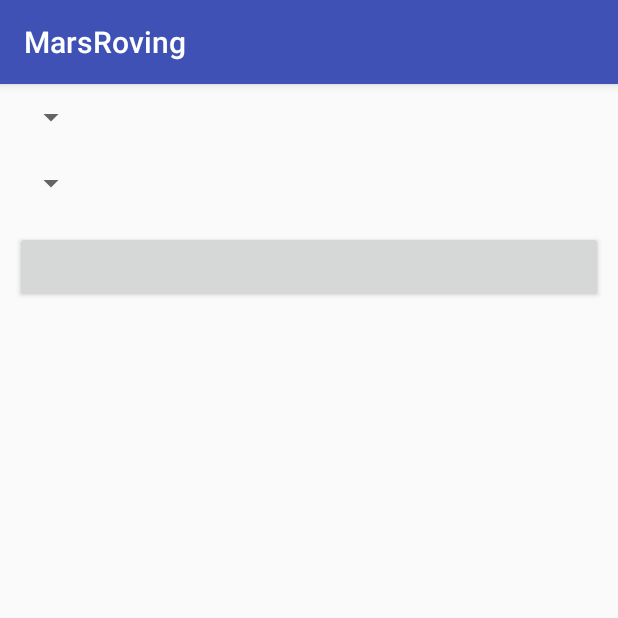
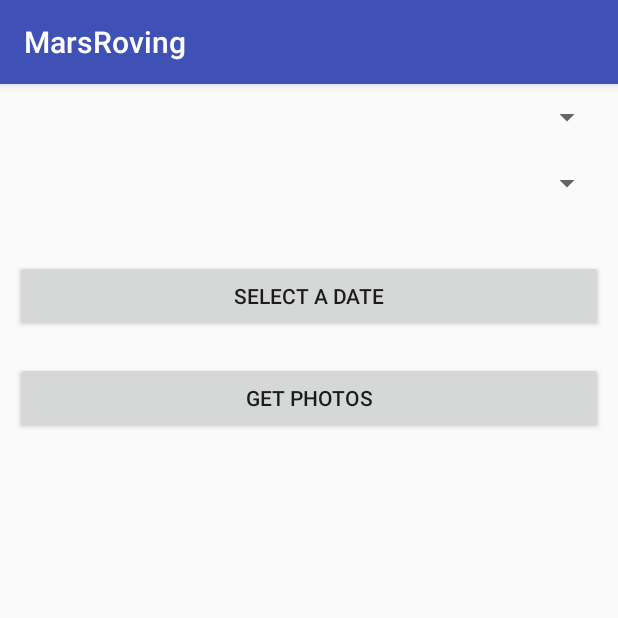
Before and after one commit to skomer/mars-roving, an Android app: the screen it shows after launch (OptionsActivity), on a phone screen of 412 x 824 dp, the top half of it. Run offline under Robolectric (Android 15) with nearby library versions, the phone set to English and light mode, and no system bars.

Commit message:
Building up date picker fragment

```diff
--- /dev/null
+++ b/app/src/main/java/com/josephineelder/marsroving/DatePickerCallback.java
@@ -0,0 +1,8 @@
+package com.josephineelder.marsroving;
+
+public interface DatePickerCallback {
+
+    void success(String date);
+    void failure();
+
+}
--- /dev/null
+++ b/app/src/main/java/com/josephineelder/marsroving/Fragmenting.java
@@ -0,0 +1,7 @@
+package com.josephineelder.marsroving;
+
+public interface Fragmenting {
+
+    void returnValue(String date, DatePickerCallback callback);
+
+}
--- a/app/src/main/java/com/josephineelder/marsroving/OptionsActivity.java
+++ b/app/src/main/java/com/josephineelder/marsroving/OptionsActivity.java
@@ -1,5 +1,8 @@
 package com.josephineelder.marsroving;
 
+import android.app.DatePickerDialog;
+import android.app.Dialog;
+import android.support.v4.app.DialogFragment;
 import android.content.Context;
 import android.support.v7.app.AppCompatActivity;
 import android.os.Bundle;
@@ -7,15 +10,20 @@ import android.view.View;
 import android.widget.AdapterView;
 import android.widget.ArrayAdapter;
 import android.widget.Button;
+import android.widget.DatePicker;
 import android.widget.Spinner;
+import android.widget.TextView;
 import android.widget.Toast;
 
+import java.util.Calendar;
 import java.util.List;
 
 public class OptionsActivity extends AppCompatActivity implements OptionsActivityView, AdapterView.OnItemSelectedListener, Button.OnClickListener {
 
     Spinner roversSpinner;
     Spinner camerasSpinner;
+    TextView dateTextView;
+    Button datePickerButton;
     Button getPhotosButton;
     OptionsActivityPresenter presenter;
     Context context;
@@ -30,6 +38,9 @@ public class OptionsActivity extends AppCompatActivity implements OptionsActivit
         roversSpinner.setOnItemSelectedListener(this);
         camerasSpinner = (Spinner) findViewById(R.id.cameras_spinner);
         camerasSpinner.setOnItemSelectedListener(this);
+        dateTextView = (TextView) findViewById(R.id.date_textview);
+        datePickerButton = (Button) findViewById(R.id.select_date_button);
+        datePickerButton.setOnClickListener(this);
         getPhotosButton = (Button) findViewById(R.id.get_photos_button);
         getPhotosButton.setOnClickListener(this);
 
@@ -66,9 +77,15 @@ public class OptionsActivity extends AppCompatActivity implements OptionsActivit
 
     @Override
     public void onClick(View view) {
-        String cameraName = camerasSpinner.getTransitionName();
-
-        presenter.getPhotosButtonTapped("", cameraName);
+        switch (view.getId()) {
+            case R.id.get_photos_button:
+                String cameraName = camerasSpinner.getTransitionName();
+                presenter.getPhotosButtonTapped("", cameraName);
+                break;
+            case R.id.select_date_button:
+                showDatePickerDialog(view);
+                break;
+        }
     }
 
     public void onItemSelected(AdapterView<?> parent, View view, int pos, long id) {
@@ -94,4 +111,21 @@ public class OptionsActivity extends AppCompatActivity implements OptionsActivit
         });
     }
 
+    public void showDatePickerDialog(View view) {
+        Fragmenting newFragment = new DatePickerFragment();
+
+        newFragment.returnValue("", new DatePickerCallback() {
+            @Override
+            public void success(String date) {
+                displayMessage(date);
+            }
+            @Override
+            public void failure() {
+
+            }
+
+        });
+
+    }
+
 }
--- a/app/src/main/java/com/josephineelder/marsroving/OptionsActivityPresenter.java
+++ b/app/src/main/java/com/josephineelder/marsroving/OptionsActivityPresenter.java
@@ -84,4 +84,7 @@ public class OptionsActivityPresenter {
         });
     }
 
+    public void dateSet(String s) {
+        view.displayMessage(s);
+    }
 }
--- a/app/src/main/res/layout/activity_main.xml
+++ b/app/src/main/res/layout/activity_main.xml
@@ -8,21 +8,34 @@
     tools:context="com.josephineelder.marsroving.OptionsActivity">
 
     <Spinner
-        android:layout_width="wrap_content"
+        android:layout_width="match_parent"
         android:layout_height="wrap_content"
         android:layout_margin="10dp"
         android:id="@+id/rovers_spinner" />
 
     <Spinner
-        android:layout_width="wrap_content"
+        android:layout_width="match_parent"
         android:layout_height="wrap_content"
         android:layout_margin="10dp"
         android:id="@+id/cameras_spinner" />
+
+    <TextView
+        android:layout_width="match_parent"
+        android:layout_height="wrap_content"
+        android:id="@+id/date_textview" />
+
+    <Button
+        android:layout_width="match_parent"
+        android:layout_height="wrap_content"
+        android:text="Select a date"
+        android:layout_margin="10dp"
+        android:id="@+id/select_date_button" />
 
     <Button
         android:layout_width="match_parent"
         android:layout_height="wrap_content"
         android:layout_margin="10dp"
+        android:text="GET PHOTOS"
         android:id="@+id/get_photos_button" />
 
 </android.support.v7.widget.LinearLayoutCompat>
```
Also changed, not shown: app/src/main/java/com/josephineelder/marsroving/DatePickerFragment.java (added, +36 -0 lines).
